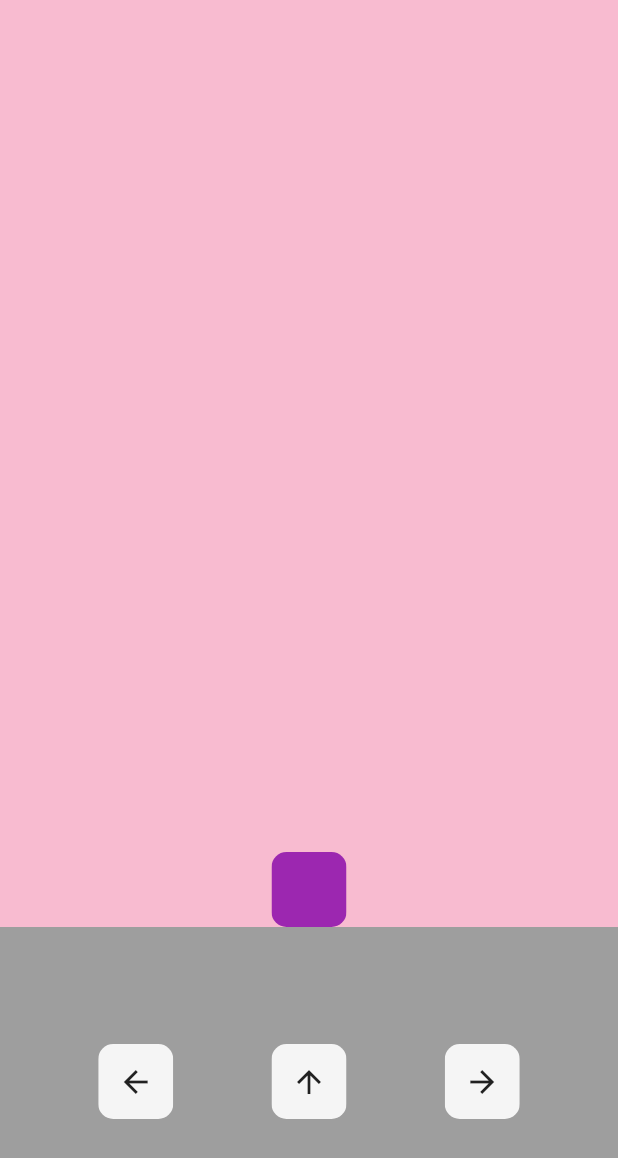
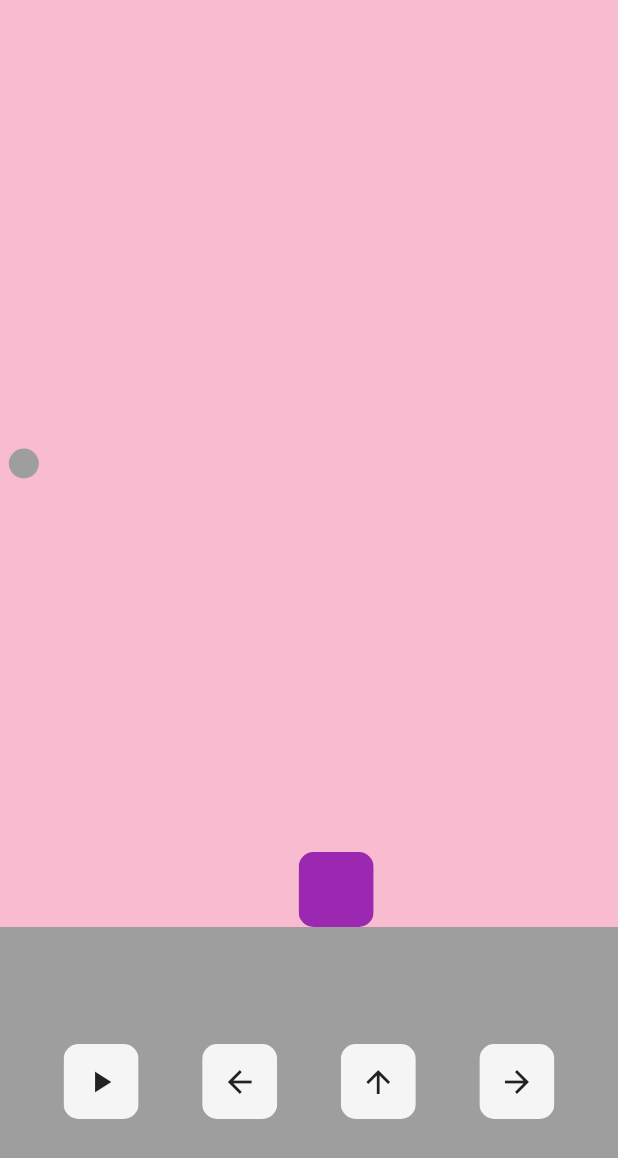
Before and after one commit to ChetanJagdaley/BubbleTrouble-FlutterProject, a Flutter app: the screen it shows after launch, after a tap on the "arrow forward" icon, on a phone screen of 412 x 824 dp. Shown: the top 1158 px of the screen. Run offline on Flutter 3.47's test engine with Material 2 defaults, Android fonts, the phone set to English and light mode, and no system bars.

Commit message:
added a ball which can move around and a missile which is working fine

```diff
--- /dev/null
+++ b/bubble_trouble/lib/ball.dart
@@ -0,0 +1,20 @@
+import 'package:flutter/material.dart';
+
+class MyBall extends StatelessWidget {
+  final double ballX;
+  final double ballY;
+  const MyBall({required this.ballX, required this.ballY});
+
+  @override
+  Widget build(BuildContext context) {
+    return Container(
+      alignment: Alignment(ballX, ballY),
+      child: Container(
+        width: 20,
+        height: 20,
+        decoration: BoxDecoration(shape: BoxShape.circle,
+        color: Colors.grey,),
+      ),
+    );
+  }
+}
--- a/bubble_trouble/lib/home.dart
+++ b/bubble_trouble/lib/home.dart
@@ -1,5 +1,7 @@
 import 'dart:async';
 
+import 'package:bubble_trouble/ball.dart';
+import 'package:bubble_trouble/missile.dart';
 import 'package:bubble_trouble/player.dart';
 import 'package:flutter/material.dart';
 import 'button.dart';
@@ -11,14 +13,21 @@ class Homepage extends StatefulWidget {
   _HomepageState createState() => _HomepageState();
 }
 
+enum direction { LEFT, RIGHT }
+
 class _HomepageState extends State<Homepage> {
   // player variables
   static double playerX = 0;
 
   //missile variables
   double missileX = playerX;
-  double missileY = 1;
   double missileHeight = 10;
+  bool midshot = false;
+
+  //ball variables
+  double ballX = 0.5;
+  double ballY = 0;
+  var ballDirection = direction.LEFT;
 
   void resetMissile() {
     missileX = playerX;
@@ -27,37 +36,65 @@ class _HomepageState extends State<Homepage> {
 
   void moveLeft() {
     setState(() {
-
       if (playerX - 0.1 < -1) {
         //do nothing
       } else {
         playerX -= .1;
       }
-       missileX = playerX;
+      if (!midshot) {
+        missileX = playerX;
+      }
     });
   }
 
   void moveRight() {
     setState(() {
-
       if (playerX + .1 > 1) {
         //do nothing
       } else {
         playerX += .1;
       }
-       missileX = playerX;
+      if (!midshot) {
+        missileX = playerX;
+      }
     });
-
   }
 
   void fireMissile() {
-    Timer.periodic(Duration(milliseconds: 30), (timer) {
-      if (missileHeight > MediaQuery.of(context).size.height * 3 / 4) {
-        resetMissile();
-        timer.cancel();
-      } else {
+    if (midshot == false) {
+      Timer.periodic(Duration(milliseconds: 30), (timer) {
+        //shot fired and we dont want another shot right away
+        midshot = true;
+
+        // missile will go up until it reaches the top
         setState(() {
           missileHeight += 10;
+        });
+
+        if (missileHeight > MediaQuery.of(context).size.height * 3 / 4) {
+          resetMissile();
+          timer.cancel();
+          midshot = false;
+        }
+      });
+    }
+  }
+
+  void startGame() {
+    Timer.periodic(Duration(milliseconds: 50), (Timer) {
+      if (ballX - 0.03 < -1) {
+        ballDirection = direction.RIGHT;
+      } else if (ballX + 0.03 > 1) {
+        ballDirection = direction.LEFT;
+      }
+
+      if (ballDirection == direction.LEFT) {
+        setState(() {
+          ballX -= .03;
+        });
+      } else if (ballDirection == direction.RIGHT) {
+        setState(() {
+          ballX += .03;
         });
       }
     });
@@ -74,13 +111,10 @@ class _HomepageState extends State<Homepage> {
               child: Center(
                 child: Stack(
                   children: [
-                    Container(
-                      alignment: Alignment(missileX, missileY),
-                      child: Container(
-                        width: 5,
-                        height: missileHeight,
-                        color: Colors.grey,
-                      ),
+                    MyBall(ballX: ballX, ballY: ballY),
+                    MyMissile(
+                      missileHeight: missileHeight,
+                      missileX: missileX,
                     ),
                     MyPlayer(
                       playerX: playerX,
@@ -95,6 +129,10 @@ class _HomepageState extends State<Homepage> {
           child: Row(
             mainAxisAlignment: MainAxisAlignment.spaceEvenly,
             children: [
+              MyButton(
+                icon: Icons.play_arrow,
+                function: startGame,
+              ),
               MyButton(
                 icon: Icons.arrow_back,
                 function: moveLeft,
--- a/bubble_trouble/lib/missile.dart
+++ b/bubble_trouble/lib/missile.dart
@@ -0,0 +1,19 @@
+import 'package:flutter/material.dart';
+
+class MyMissile extends StatelessWidget {
+  final missileX;
+  final missileHeight;
+  const MyMissile({this.missileX, this.missileHeight});
+
+  @override
+  Widget build(BuildContext context) {
+    return Container(
+      alignment: Alignment(missileX, 1),
+      child: Container(
+        width: 5,
+        height: missileHeight,
+        color: Colors.grey,
+      ),
+    );
+  }
+}
```
